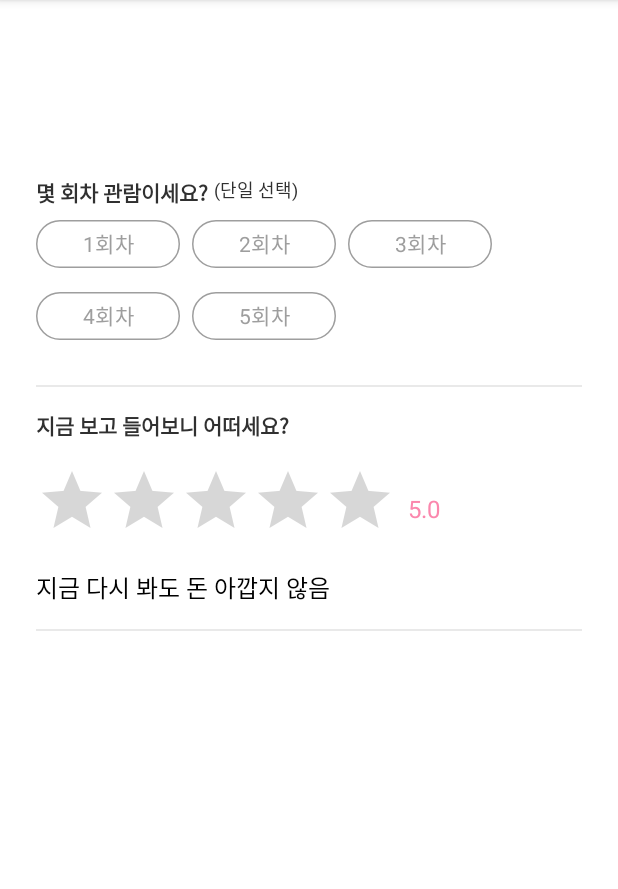
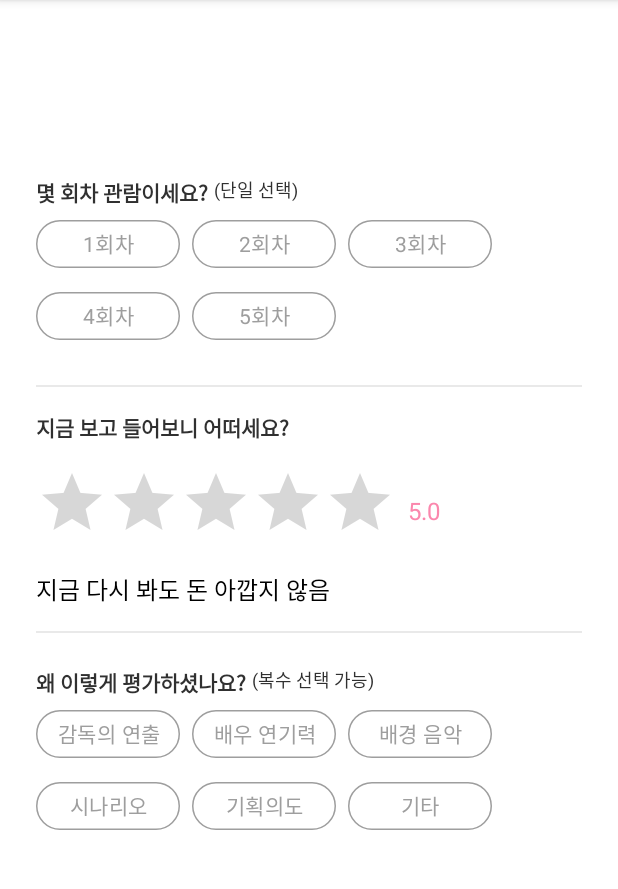
Before and after one commit to wonwoojang/ReReApp, an Android app: the ReEvaluateFragment screen opened directly, with no data from a screen before it, on a phone screen of 412 x 824 dp, the part 84-973 px from its top. Run offline under Robolectric (Android 15) with nearby library versions, the phone set to English and light mode, and no system bars; our stand-ins replace data binding; 2 statements that could not run were skipped.

Commit message:
Feat: 25_재평가 등록 페이지 - 평가 이유 UI 추가 완료

```diff
--- a/app/src/main/java/com/jww/rereapp/reEvaluate/ui/ReEvaluateFragment.kt
+++ b/app/src/main/java/com/jww/rereapp/reEvaluate/ui/ReEvaluateFragment.kt
@@ -30,6 +30,7 @@ class ReEvaluateFragment : BaseFragment() {
         bind()
         observe()
         initWatchNumberTimes()
+        initReason()
     }
 
     private fun initWatchNumberTimes() {
@@ -39,6 +40,17 @@ class ReEvaluateFragment : BaseFragment() {
             addView(makeSelectChip("3회차"))
             addView(makeSelectChip("4회차"))
             addView(makeSelectChip("5회차"))
+        }
+    }
+
+    private fun initReason() {
+        with(binding.includeReason.chipGroup) {
+            addView(makeSelectChip("감독의 연출"))
+            addView(makeSelectChip("배우 연기력"))
+            addView(makeSelectChip("배경 음악"))
+            addView(makeSelectChip("시나리오"))
+            addView(makeSelectChip("기획의도"))
+            addView(makeSelectChip("기타"))
         }
     }
 
@@ -57,9 +69,7 @@ class ReEvaluateFragment : BaseFragment() {
 
     private fun makeSelectChip(message: String): Chip {
         return ItemChipStringRoundBinding.inflate(
-            LayoutInflater.from(requireContext()),
-            binding.includeWatchNumberTimes.chipGroup,
-            false
+            LayoutInflater.from(requireContext())
         ).apply {
             this.message = message
             chip.id = View.NO_ID
--- a/app/src/main/res/layout/fragment_re_evaluate.xml
+++ b/app/src/main/res/layout/fragment_re_evaluate.xml
@@ -48,6 +48,7 @@
             layout="@layout/view_re_evaluate_rating"
             android:layout_width="match_parent"
             android:layout_height="wrap_content"
+            android:layout_marginTop="@dimen/dimens_01"
             app:layout_constraintTop_toBottomOf="@id/include_watch_number_times" />
 
         <View
@@ -57,5 +58,13 @@
             android:background="#E9E9E9"
             app:layout_constraintTop_toBottomOf="@id/include_rating" />
 
+        <include
+            android:id="@+id/include_reason"
+            layout="@layout/view_re_evaluate_reason"
+            android:layout_width="match_parent"
+            android:layout_height="wrap_content"
+            android:layout_marginTop="@dimen/dimens_01"
+            app:layout_constraintTop_toBottomOf="@id/include_rating" />
+
     </androidx.constraintlayout.widget.ConstraintLayout>
 </layout>
--- a/app/src/main/res/layout/view_re_evaluate_rating.xml
+++ b/app/src/main/res/layout/view_re_evaluate_rating.xml
@@ -4,7 +4,7 @@
 
     <androidx.constraintlayout.widget.ConstraintLayout
         android:layout_width="match_parent"
-        android:layout_height="match_parent"
+        android:layout_height="wrap_content"
         android:paddingHorizontal="@dimen/dimens_24"
         android:paddingVertical="@dimen/dimens_16">
 
--- /dev/null
+++ b/app/src/main/res/layout/view_re_evaluate_reason.xml
@@ -0,0 +1,44 @@
+<?xml version="1.0" encoding="utf-8"?>
+<layout xmlns:android="http://schemas.android.com/apk/res/android"
+    xmlns:app="http://schemas.android.com/apk/res-auto"
+    xmlns:tools="http://schemas.android.com/tools">
+
+    <androidx.constraintlayout.widget.ConstraintLayout
+        android:layout_width="match_parent"
+        android:layout_height="wrap_content"
+        android:background="@color/white"
+        android:paddingHorizontal="@dimen/dimens_24"
+        android:paddingVertical="@dimen/dimens_22">
+
+        <androidx.appcompat.widget.AppCompatTextView
+            android:id="@+id/title"
+            android:layout_width="wrap_content"
+            android:layout_height="wrap_content"
+            android:text="왜 이렇게 평가하셨나요?"
+            android:textColor="#303030"
+            android:textSize="@dimen/dimens_14"
+            android:textStyle="bold"
+            app:layout_constraintStart_toStartOf="parent"
+            app:layout_constraintTop_toTopOf="parent"
+            tools:text="@tools:sample/lorem" />
+
+        <androidx.appcompat.widget.AppCompatTextView
+            android:id="@+id/sub_title"
+            android:layout_width="wrap_content"
+            android:layout_height="wrap_content"
+            android:layout_marginStart="@dimen/dimens_04"
+            android:text="(복수 선택 가능)"
+            android:textColor="#303030"
+            android:textSize="@dimen/dimens_12"
+            app:layout_constraintStart_toEndOf="@id/title"
+            app:layout_constraintTop_toTopOf="parent"
+            tools:text="@tools:sample/lorem" />
+
+        <com.google.android.material.chip.ChipGroup
+            android:id="@+id/chip_group"
+            android:layout_width="match_parent"
+            android:layout_height="wrap_content"
+            app:layout_constraintTop_toBottomOf="@id/title" />
+
+    </androidx.constraintlayout.widget.ConstraintLayout>
+</layout>
```
